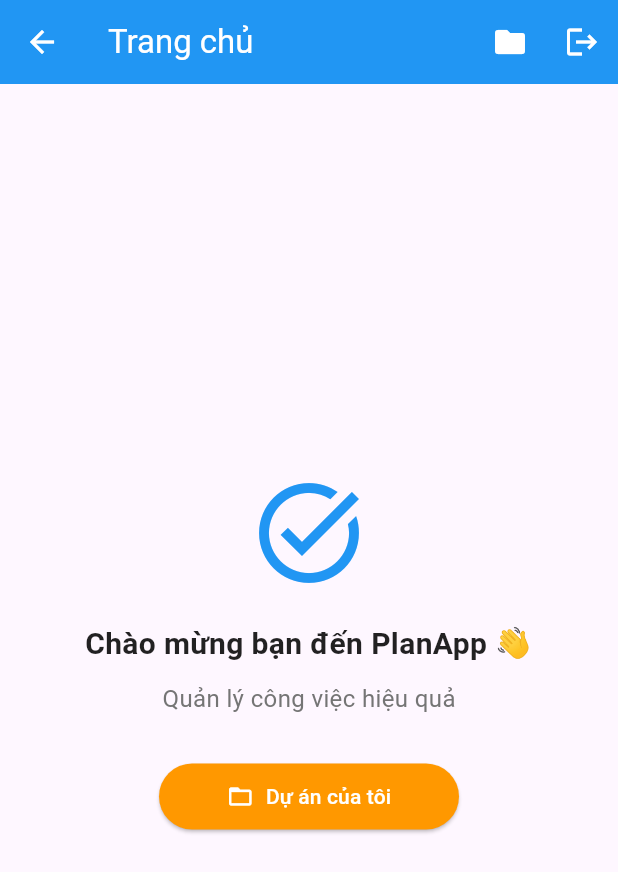
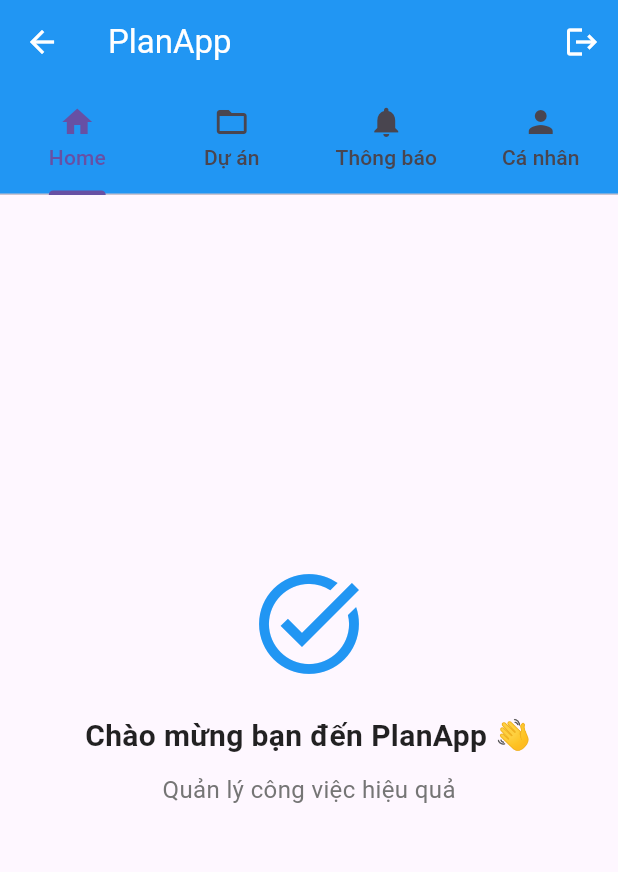
Before and after one commit to TrungTinTapCode/planapp, a Flutter app: the _HomeScreenContent screen opened directly, on a phone screen of 412 x 824 dp. Shown: the top 872 px of the screen. Run offline on Flutter 3.47's test engine with Material 3 defaults, Android fonts, the phone set to English and light mode, and no system bars; our stand-ins replace bloc, cloud_firestore, equatable, firebase_auth, firebase_core, flutter_bloc and 3 more; accounts and stored records are empty.

Commit message:
sửa UI và flow lại, thêm screen thông báo , cá nhân

```diff
--- a/lib/presentation/blocs/project/project_state.dart
+++ b/lib/presentation/blocs/project/project_state.dart
@@ -32,3 +32,13 @@ class ProjectError extends ProjectState {
   @override
   List<Object?> get props => [message];
 }
+
+// ✅ State khi tạo project thành công, trả về project vừa tạo
+class ProjectCreated extends ProjectState {
+  final ProjectEntity project;
+
+  ProjectCreated(this.project);
+
+  @override
+  List<Object?> get props => [project];
+}
--- a/lib/presentation/screens/home/home_screen.dart
+++ b/lib/presentation/screens/home/home_screen.dart
@@ -7,8 +7,10 @@ import '../../blocs/auth/auth_bloc.dart';
 import '../../blocs/auth/auth_event.dart';
 import '../../blocs/auth/auth_state.dart';
 import '../auth/login_screen.dart';
-import '../project/project_list_screen.dart'; // ✅ THÊM IMPORT
+import '../project/project_list_screen.dart';
 import 'home_ui.dart';
+import '../notification/notification_screen.dart';
+import '../profile/profile_screen.dart';
 
 class HomeScreen extends StatelessWidget {
   const HomeScreen({super.key});
@@ -24,10 +26,21 @@ class _HomeScreenContent extends StatelessWidget {
 
   @override
   Widget build(BuildContext context) {
-    return Scaffold(
+    return DefaultTabController(
+      length: 4,
+      child: Scaffold(
         appBar: HomeUIComponents.homeAppBar(
-        title: 'Trang chủ',
+          title: 'PlanApp',
           onLogout: () => _handleLogout(context),
+          bottom: const TabBar(
+            isScrollable: false,
+            tabs: [
+              Tab(text: 'Home', icon: Icon(Icons.home)),
+              Tab(text: 'Dự án', icon: Icon(Icons.folder_open)),
+              Tab(text: 'Thông báo', icon: Icon(Icons.notifications)),
+              Tab(text: 'Cá nhân', icon: Icon(Icons.person)),
+            ],
+          ),
         ),
         body: BlocListener<AuthBloc, AuthState>(
           listener: (context, state) {
@@ -35,16 +48,17 @@ class _HomeScreenContent extends StatelessWidget {
               _navigateToLoginScreen(context);
             }
           },
-        child: const _HomeContent(),
+          child: const _HomeTabView(),
+        ),
       ),
     );
   }
 
   void _handleLogout(BuildContext context) {
     context.read<AuthBloc>().add(AuthLogoutRequested());
-    ScaffoldMessenger.of(context).showSnackBar(
-      const SnackBar(content: Text('Đang đăng xuất...')),
-    );
+    ScaffoldMessenger.of(
+      context,
+    ).showSnackBar(const SnackBar(content: Text('Đang đăng xuất...')));
   }
 
   void _navigateToLoginScreen(BuildContext context) {
@@ -56,8 +70,24 @@ class _HomeScreenContent extends StatelessWidget {
   }
 }
 
-class _HomeContent extends StatelessWidget {
-  const _HomeContent();
+class _HomeTabView extends StatelessWidget {
+  const _HomeTabView();
+
+  @override
+  Widget build(BuildContext context) {
+    return TabBarView(
+      children: const [
+        _HomeTabContent(),
+        ProjectListScreen(embedded: true),
+        NotificationScreen(),
+        ProfileScreen(),
+      ],
+    );
+  }
+}
+
+class _HomeTabContent extends StatelessWidget {
+  const _HomeTabContent();
 
   @override
   Widget build(BuildContext context) {
@@ -65,21 +95,10 @@ class _HomeContent extends StatelessWidget {
       builder: (context, state) {
         final email = state is AuthAuthenticated ? state.user.email : '';
         final isLoading = state is AuthLoading;
-
-        return HomeUIComponents.homeContent(
-          email,
-          isLoading,
-          () => _navigateToProjects(context), // ✅ THÊM CALLBACK
-        );
+        return HomeUIComponents.homeContent(email, isLoading);
       },
     );
   }
+}
 
-  // ✅ THÊM METHOD ĐIỀU HƯỚNG ĐẾN PROJECT LIST
-  void _navigateToProjects(BuildContext context) {
-    Navigator.push(
-      context,
-      MaterialPageRoute(builder: (_) => const ProjectListScreen()),
-    );
-  }
-}
+// Đã thay thế placeholder bằng NotificationScreen và ProfileScreen
--- a/lib/presentation/screens/home/home_ui.dart
+++ b/lib/presentation/screens/home/home_ui.dart
@@ -8,18 +8,14 @@ class HomeUIComponents {
   static AppBar homeAppBar({
     required String title,
     required VoidCallback onLogout,
+    PreferredSizeWidget? bottom,
   }) {
     return AppBar(
       title: Text(title),
       backgroundColor: Colors.blue,
       foregroundColor: Colors.white,
+      bottom: bottom,
       actions: [
-        // ✅ THÊM NÚT DEBUG PROJECTS
-        IconButton(
-          icon: const Icon(Icons.folder),
-          onPressed: () {}, // Sẽ được xử lý trong screen
-          tooltip: 'Dự án',
-        ),
         IconButton(
           icon: const Icon(Icons.logout),
           onPressed: onLogout,
@@ -57,16 +53,12 @@ class HomeUIComponents {
   }
 
   // Main content cho home
-  static Widget homeContent(String email, bool isLoading, VoidCallback onProjectsTap) {
+  static Widget homeContent(String email, bool isLoading) {
     return Center(
       child: Column(
         mainAxisAlignment: MainAxisAlignment.center,
         children: [
-          const Icon(
-            Icons.task_alt,
-            size: 80,
-            color: Colors.blue,
-          ),
+          const Icon(Icons.task_alt, size: 80, color: Colors.blue),
           const SizedBox(height: 20),
           const Text(
             'Chào mừng bạn đến PlanApp 👋',
@@ -80,10 +72,7 @@ class HomeUIComponents {
           const SizedBox(height: 10),
           Text(
             'Quản lý công việc hiệu quả',
-            style: TextStyle(
-              fontSize: 16,
-              color: Colors.grey[600],
-            ),
+            style: TextStyle(fontSize: 16, color: Colors.grey[600]),
           ),
           const SizedBox(height: 30),
           // Hiển thị thông tin user
@@ -91,20 +80,6 @@ class HomeUIComponents {
             userInfoCard(email),
             const SizedBox(height: 20),
           ],
-          // ✅ THÊM NÚT DEBUG PROJECTS
-          Container(
-            width: 200,
-            child: ElevatedButton.icon(
-              onPressed: onProjectsTap,
-              icon: const Icon(Icons.folder_open),
-              label: const Text('Dự án của tôi'),
-              style: ElevatedButton.styleFrom(
-                backgroundColor: Colors.orange,
-                foregroundColor: Colors.white,
-                padding: const EdgeInsets.symmetric(vertical: 12),
-              ),
-            ),
-          ),
           const SizedBox(height: 10),
           // Hiển thị loading
           if (isLoading) ...[
```
Also changed, not shown: lib/presentation/blocs/project/project_bloc.dart (+9 -8 lines), lib/presentation/screens/notification/notification_screen.dart (added, +110 -0 lines), lib/presentation/screens/notification/notification_ui.dart (added, +87 -0 lines), lib/presentation/screens/profile/profile_screen.dart (added, +85 -0 lines), lib/presentation/screens/profile/profile_ui.dart (added, +87 -0 lines), lib/presentation/screens/project/create_project_screen.dart (+8 -5 lines), lib/presentation/screens/project/project_list_screen.dart (+39 -11 lines), 1 other file. Lines whose indentation alone changed are shown as unchanged.
